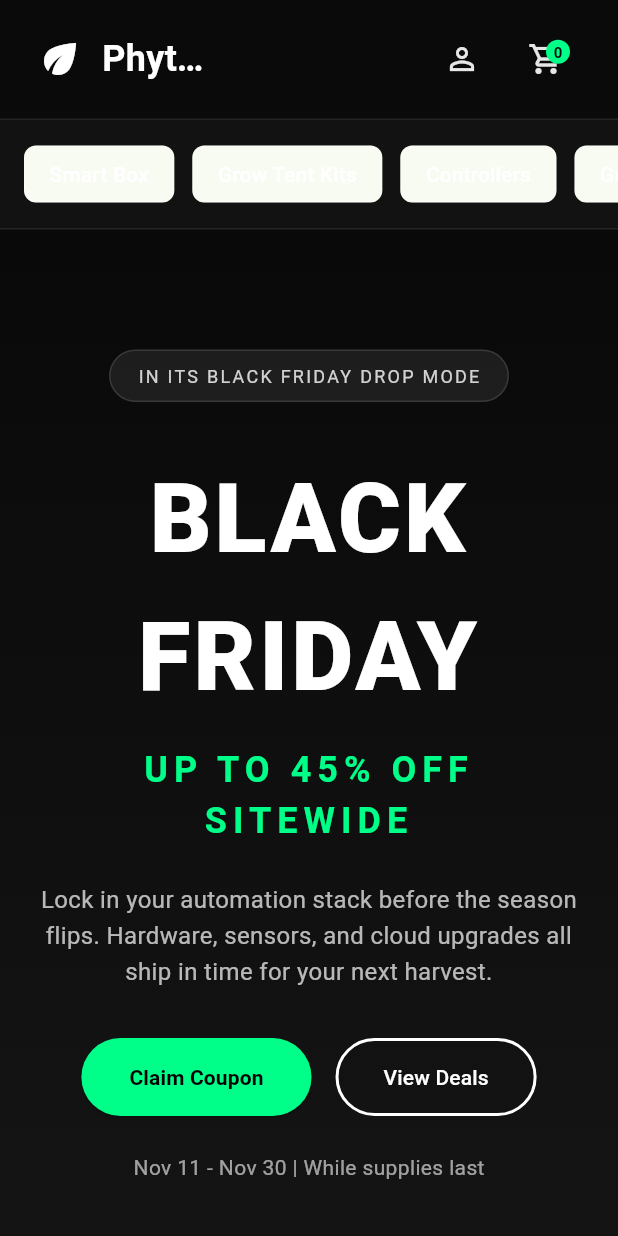
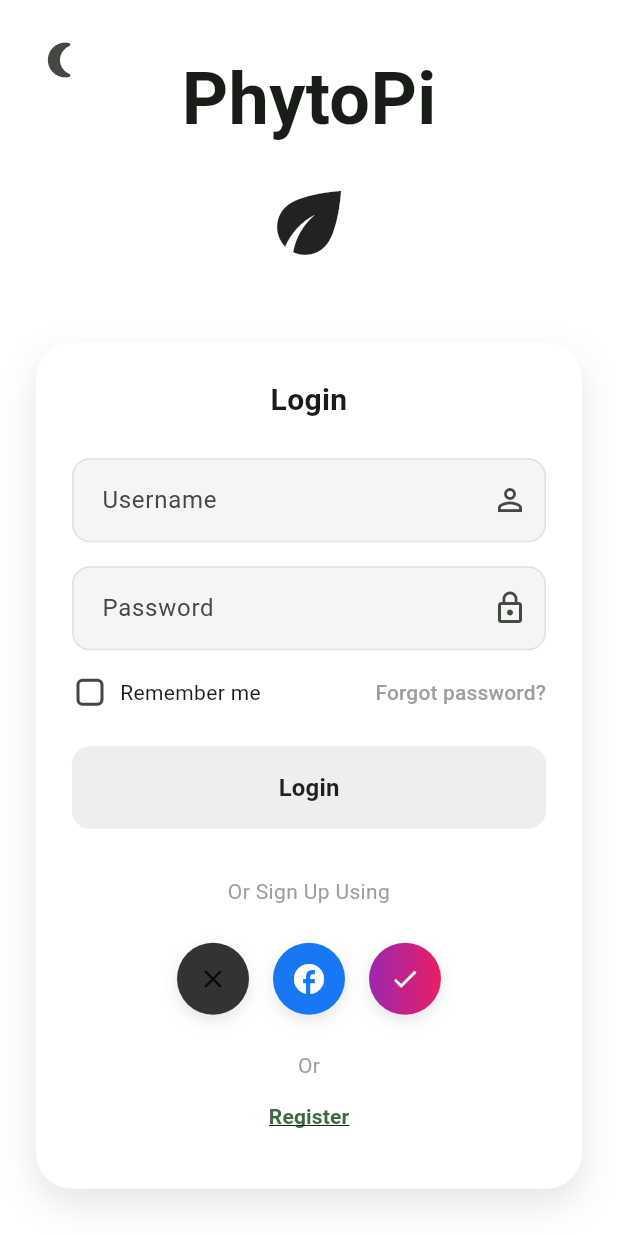
Before and after one commit to DanielAndi/PhytoPi, a Flutter app: the screen it shows after launch, on a phone screen of 412 x 824 dp. Run offline on Flutter 3.47's test engine with Material 3 defaults, Android fonts, the phone set to English and light mode, and no system bars; our stand-ins replace supabase_flutter; accounts and stored records are empty; Roboto replaces fonts that are missing (Cursive).

Commit message:
Implement mobile login screen with theme toggle

```diff
--- a/dashboard/lib/core/platform/platform_detector.dart
+++ b/dashboard/lib/core/platform/platform_detector.dart
@@ -54,6 +54,9 @@ class PlatformDetector {
   static bool get isWeb => kIsWeb;
 
   static bool get isMobile {
+    // Allow forcing mobile layout for testing on desktop/web
+    if (const bool.fromEnvironment('FORCE_MOBILE')) return true;
+
     if (kIsWeb) return false;
     try {
       return _isMobileNative();
--- /dev/null
+++ b/dashboard/lib/core/theme/app_theme.dart
@@ -0,0 +1,89 @@
+import 'package:flutter/material.dart';
+
+class AppTheme {
+  static final ThemeData lightTheme = ThemeData(
+    useMaterial3: true,
+    brightness: Brightness.light,
+    primarySwatch: Colors.green,
+    primaryColor: const Color(0xFF2E7D32),
+    scaffoldBackgroundColor: Colors.white,
+    cardColor: Colors.white,
+    colorScheme: ColorScheme.fromSeed(
+      seedColor: const Color(0xFF2E7D32),
+      brightness: Brightness.light,
+      background: Colors.white,
+      surface: Colors.white,
+    ),
+    inputDecorationTheme: InputDecorationTheme(
+      filled: true,
+      fillColor: Colors.grey[100],
+      border: OutlineInputBorder(
+        borderRadius: BorderRadius.circular(12),
+        borderSide: BorderSide(color: Colors.grey[300]!),
+      ),
+      enabledBorder: OutlineInputBorder(
+        borderRadius: BorderRadius.circular(12),
+        borderSide: BorderSide(color: Colors.grey[300]!),
+      ),
+      focusedBorder: OutlineInputBorder(
+        borderRadius: BorderRadius.circular(12),
+        borderSide: const BorderSide(color: Color(0xFF2E7D32)),
+      ),
+      contentPadding: const EdgeInsets.symmetric(horizontal: 16, vertical: 16),
+    ),
+    elevatedButtonTheme: ElevatedButtonThemeData(
+      style: ElevatedButton.styleFrom(
+        backgroundColor: Colors.grey[200],
+        foregroundColor: Colors.black87,
+        elevation: 0,
+        shape: RoundedRectangleBorder(
+          borderRadius: BorderRadius.circular(12),
+        ),
+        padding: const EdgeInsets.symmetric(vertical: 16),
+      ),
+    ),
+  );
+
+  static final ThemeData darkTheme = ThemeData(
+    useMaterial3: true,
+    brightness: Brightness.dark,
+    primarySwatch: Colors.green,
+    primaryColor: const Color(0xFF2E7D32),
+    scaffoldBackgroundColor: const Color(0xFF000000),
+    cardColor: const Color(0xFF1C1C1E), // Dark grey for card
+    colorScheme: ColorScheme.fromSeed(
+      seedColor: const Color(0xFF2E7D32),
+      brightness: Brightness.dark,
+      background: const Color(0xFF000000),
+      surface: const Color(0xFF1C1C1E),
+    ),
+    inputDecorationTheme: InputDecorationTheme(
+      filled: true,
+      fillColor: const Color(0xFF2C2C2E),
+      border: OutlineInputBorder(
+        borderRadius: BorderRadius.circular(12),
+        borderSide: BorderSide.none,
+      ),
+      enabledBorder: OutlineInputBorder(
+        borderRadius: BorderRadius.circular(12),
+        borderSide: BorderSide.none,
+      ),
+      focusedBorder: OutlineInputBorder(
+        borderRadius: BorderRadius.circular(12),
+        borderSide: const BorderSide(color: Color(0xFF2E7D32)),
+      ),
+      contentPadding: const EdgeInsets.symmetric(horizontal: 16, vertical: 16),
+    ),
+    elevatedButtonTheme: ElevatedButtonThemeData(
+      style: ElevatedButton.styleFrom(
+        backgroundColor: const Color(0xFF2C2C2E),
+        foregroundColor: Colors.white,
+        elevation: 0,
+        shape: RoundedRectangleBorder(
+          borderRadius: BorderRadius.circular(12),
+        ),
+        padding: const EdgeInsets.symmetric(vertical: 16),
+      ),
+    ),
+  );
+}
--- /dev/null
+++ b/dashboard/lib/core/theme/theme_controller.dart
@@ -0,0 +1,31 @@
+import 'package:flutter/material.dart';
+
+class ThemeController extends ChangeNotifier {
+  ThemeMode _themeMode = ThemeMode.system;
+
+  ThemeMode get themeMode => _themeMode;
+
+  bool get isDarkMode {
+    if (_themeMode == ThemeMode.system) {
+      // This is a bit tricky without context, but usually we default to dark or light
+      // depending on platform preferences. For now, let's assume system.
+      // In a real app, we might want to check SchedulerBinding.instance.window.platformBrightness
+      return false; // Default assumption if context not available, will be overridden by system
+    }
+    return _themeMode == ThemeMode.dark;
+  }
+
+  void toggleTheme() {
+    if (_themeMode == ThemeMode.light) {
+      _themeMode = ThemeMode.dark;
+    } else {
+      _themeMode = ThemeMode.light;
+    }
+    notifyListeners();
+  }
+
+  void setThemeMode(ThemeMode mode) {
+    _themeMode = mode;
+    notifyListeners();
+  }
+}
--- /dev/null
+++ b/dashboard/lib/features/auth/screens/login_screen.dart
@@ -0,0 +1,270 @@
+import 'package:flutter/material.dart';
+import 'package:provider/provider.dart';
+import '../../../core/theme/theme_controller.dart';
+
+class LoginScreen extends StatefulWidget {
+  const LoginScreen({super.key});
+
+  @override
+  State<LoginScreen> createState() => _LoginScreenState();
+}
+
+class _LoginScreenState extends State<LoginScreen> {
+  bool _rememberMe = false;
+  final _usernameController = TextEditingController();
+  final _passwordController = TextEditingController();
+
+  @override
+  void dispose() {
+    _usernameController.dispose();
+    _passwordController.dispose();
+    super.dispose();
+  }
+
+  @override
+  Widget build(BuildContext context) {
+    final themeController = context.watch<ThemeController>();
+    final isDark = Theme.of(context).brightness == Brightness.dark;
+
+    return Scaffold(
+      body: SafeArea(
+        child: Stack(
+          children: [
+            // Theme Toggle
+            Positioned(
+              top: 16,
+              left: 16,
+              child: IconButton(
+                icon: Icon(
+                  isDark ? Icons.wb_sunny_outlined : Icons.nightlight_round,
+                  size: 28,
+                ),
+                onPressed: () {
+                  themeController.toggleTheme();
+                },
+              ),
+            ),
+
+            Center(
+              child: SingleChildScrollView(
+                padding: const EdgeInsets.all(24.0),
+                child: Column(
+                  mainAxisAlignment: MainAxisAlignment.center,
+                  children: [
+                    // Logo
+                    const Text(
+                      'PhytoPi',
+                      style: TextStyle(
+                        fontFamily: 'Cursive', // Placeholder for the script font in image
+                        fontSize: 48,
+                        fontWeight: FontWeight.bold,
+                      ),
+                    ),
+                    const SizedBox(height: 16),
+                    const Icon(
+                      Icons.eco, // Placeholder for the plant/gear logo
+                      size: 64,
+                    ),
+                    const SizedBox(height: 48),
+
+                    // Login Card
+                    Container(
+                      constraints: const BoxConstraints(maxWidth: 400),
+                      padding: const EdgeInsets.all(24),
+                      decoration: BoxDecoration(
+                        color: Theme.of(context).cardColor,
+                        borderRadius: BorderRadius.circular(24),
+                        boxShadow: [
+                          if (!isDark)
+                            BoxShadow(
+                              color: Colors.black.withOpacity(0.1),
+                              blurRadius: 20,
+                              offset: const Offset(0, 10),
+                            ),
+                        ],
+                        border: isDark
+                          ? Border.all(color: Colors.white.withOpacity(0.1))
+                          : null,
+                      ),
+                      child: Column(
+                        crossAxisAlignment: CrossAxisAlignment.stretch,
+                        children: [
+                          const Text(
+                            'Login',
+                            textAlign: TextAlign.center,
+                            style: TextStyle(
+                              fontSize: 20,
+                              fontWeight: FontWeight.w600,
+                            ),
+                          ),
+                          const SizedBox(height: 24),
+
+                          // Username Field
+                          TextField(
+                            controller: _usernameController,
+                            decoration: const InputDecoration(
+                              hintText: 'Username',
+                              suffixIcon: Icon(Icons.person_outline),
+                            ),
+                          ),
+                          const SizedBox(height: 16),
+
+                          // Password Field
+                          TextField(
+                            controller: _passwordController,
+                            obscureText: true,
+                            decoration: const InputDecoration(
+                              hintText: 'Password',
+                              suffixIcon: Icon(Icons.lock_outline),
+                            ),
+                          ),
+                          const SizedBox(height: 16),
+
+                          // Remember Me & Forgot Password
+                          Row(
+                            children: [
+                              SizedBox(
+                                height: 24,
+                                width: 24,
+                                child: Checkbox(
+                                  value: _rememberMe,
+                                  onChanged: (value) {
+                                    setState(() {
+                                      _rememberMe = value ?? false;
+                                    });
+                                  },
+                                  shape: RoundedRectangleBorder(
+                                    borderRadius: BorderRadius.circular(4),
+                                  ),
+                                ),
+                              ),
+                              const SizedBox(width: 8),
+                              const Text('Remember me'),
+                              const Spacer(),
+                              TextButton(
+                                onPressed: () {},
+                                style: TextButton.styleFrom(
+                                  padding: EdgeInsets.zero,
+                                  minimumSize: Size.zero,
+                                  tapTargetSize: MaterialTapTargetSize.shrinkWrap,
+                                  foregroundColor: Colors.grey,
+                                ),
+                                child: const Text('Forgot password?'),
+                              ),
+                            ],
+                          ),
+                          const SizedBox(height: 24),
+
+                          // Login Button
+                          ElevatedButton(
+                            onPressed: () {},
+                            child: const Text(
+                              'Login',
+                              style: TextStyle(
+                                fontWeight: FontWeight.bold,
+                                fontSize: 16,
+                              ),
+                            ),
+                          ),
+
+                          const SizedBox(height: 32),
+
+                          // Social Login
+                          const Text(
+                            'Or Sign Up Using',
+                            textAlign: TextAlign.center,
+                            style: TextStyle(
+                              color: Colors.grey,
+                              fontSize: 14,
+                            ),
+                          ),
+                          const SizedBox(height: 24),
+
+                          Row(
+                            mainAxisAlignment: MainAxisAlignment.center,
+                            children: [
+                              _buildSocialButton(
+                                onTap: () {},
+                                child: const Icon(Icons.close, size: 20), // X icon
+                                color: const Color(0xFF333333),
+                              ),
+                              const SizedBox(width: 16),
+                              _buildSocialButton(
+                                onTap: () {},
+                                child: const Icon(Icons.facebook, color: Colors.white, size: 24),
+                                color: const Color(0xFF1877F2),
+                              ),
+                              const SizedBox(width: 16),
+                              _buildSocialButton(
+                                onTap: () {},
+                                child: const Icon(Icons.check, color: Colors.white, size: 20),
+                                gradient: const LinearGradient(
+                                  colors: [Color(0xFF9C27B0), Color(0xFFE91E63)],
+                                ),
+                              ),
+                            ],
+                          ),
+
+                          const SizedBox(height: 24),
+
+                          // Register Link
+                          Column(
+                            children: [
+                              const Text(
+                                'Or',
+                                style: TextStyle(color: Colors.grey),
+                              ),
+                              TextButton(
+                                onPressed: () {},
+                                child: const Text(
+                                  'Register',
+                                  style: TextStyle(
+                                    decoration: TextDecoration.underline,
+                                    fontWeight: FontWeight.bold,
+                                  ),
+                                ),
+                              ),
+                            ],
+                          ),
+                        ],
+                      ),
+                    ),
+                  ],
+                ),
+              ),
+            ),
+          ],
+        ),
+      ),
+    );
+  }
+
+  Widget _buildSocialButton({
+    required VoidCallback onTap,
+    Widget? child,
+    Color? color,
+    Gradient? gradient,
+  }) {
+    return InkWell(
+      onTap: onTap,
+      borderRadius: BorderRadius.circular(24),
+      child: Container(
+        width: 48,
+        height: 48,
+        decoration: BoxDecoration(
+          shape: BoxShape.circle,
+          color: color,
+          gradient: gradient,
+          boxShadow: [
+            BoxShadow(
+              color: Colors.black.withOpacity(0.1),
+              blurRadius: 8,
+              offset: const Offset(0, 4),
+            ),
+          ],
+        ),
+        child: Center(child: child),
+      ),
+    );
+  }
+}
--- a/dashboard/lib/main.dart
+++ b/dashboard/lib/main.dart
@@ -8,7 +8,10 @@ import 'package:supabase_flutter/supabase_flutter.dart';
 import 'core/config/app_config.dart';
 import 'core/config/supabase_config.dart';
 import 'core/platform/platform_detector.dart';
+import 'core/theme/app_theme.dart';
+import 'core/theme/theme_controller.dart';
 import 'features/auth/providers/auth_provider.dart';
+import 'features/auth/screens/login_screen.dart';
 import 'features/dashboard/screens/dashboard_screen.dart';
 import 'features/marketing/screens/landing_page_screen.dart';
 import 'shared/widgets/platform_wrapper.dart';
@@ -119,6 +122,7 @@ class PhytoPiApp extends StatelessWidget {
   Widget build(BuildContext context) {
     return MultiProvider(
       providers: [
+        ChangeNotifierProvider(create: (_) => ThemeController()),
         ChangeNotifierProvider(
           create: (_) {
             try {
@@ -132,10 +136,14 @@ class PhytoPiApp extends StatelessWidget {
           },
         ),
       ],
-      child: MaterialApp(
+      child: Consumer<ThemeController>(
+        builder: (context, themeController, _) {
+          return MaterialApp(
             title: AppConfig.appName,
             debugShowCheckedModeBanner: false,
-        theme: _buildTheme(),
+            theme: AppTheme.lightTheme,
+            darkTheme: AppTheme.darkTheme,
+            themeMode: themeController.themeMode,
             scrollBehavior: const MaterialScrollBehavior().copyWith(
               physics:
                   const BouncingScrollPhysics(parent: AlwaysScrollableScrollPhysics()),
@@ -159,8 +167,8 @@ class PhytoPiApp extends StatelessWidget {
                       child: DashboardScreen(),
                     );
                   } else {
-                // Mobile: show landing page (can navigate to dashboard)
-                return const LandingPageScreen();
+                    // Mobile: show LoginScreen
+                    return const LoginScreen();
                   }
                 } catch (e, stack) {
                   debugPrint('Error building initial screen: $e');
@@ -195,38 +203,9 @@ class PhytoPiApp extends StatelessWidget {
                 return child!;
               }
             },
+          );
+        },
       ),
     );
   }
-
-  /// Build platform-specific theme
-  ThemeData _buildTheme() {
-    final baseTheme = ThemeData(
-      primarySwatch: Colors.green,
-      primaryColor: const Color(0xFF2E7D32),
-      colorScheme: ColorScheme.fromSeed(
-        seedColor: const Color(0xFF2E7D32),
-        brightness: Brightness.light,
-      ),
-      useMaterial3: true,
-    );
-
-    // Platform-specific theme adjustments
-    if (PlatformDetector.isKiosk) {
-      return baseTheme.copyWith(
-        // Larger text for kiosk viewing distance
-        textTheme: baseTheme.textTheme.apply(fontSizeFactor: 1.2),
-        // High contrast for better visibility
-        brightness: Brightness.light,
-      );
-    } else if (PlatformDetector.isMobile) {
-      return baseTheme.copyWith(
-        // Mobile-optimized theme
-        textTheme: baseTheme.textTheme,
-      );
 }
-
-    // Web/Desktop theme
-    return baseTheme;
-  }
-}
```
Lines whose indentation alone changed are shown as unchanged.
